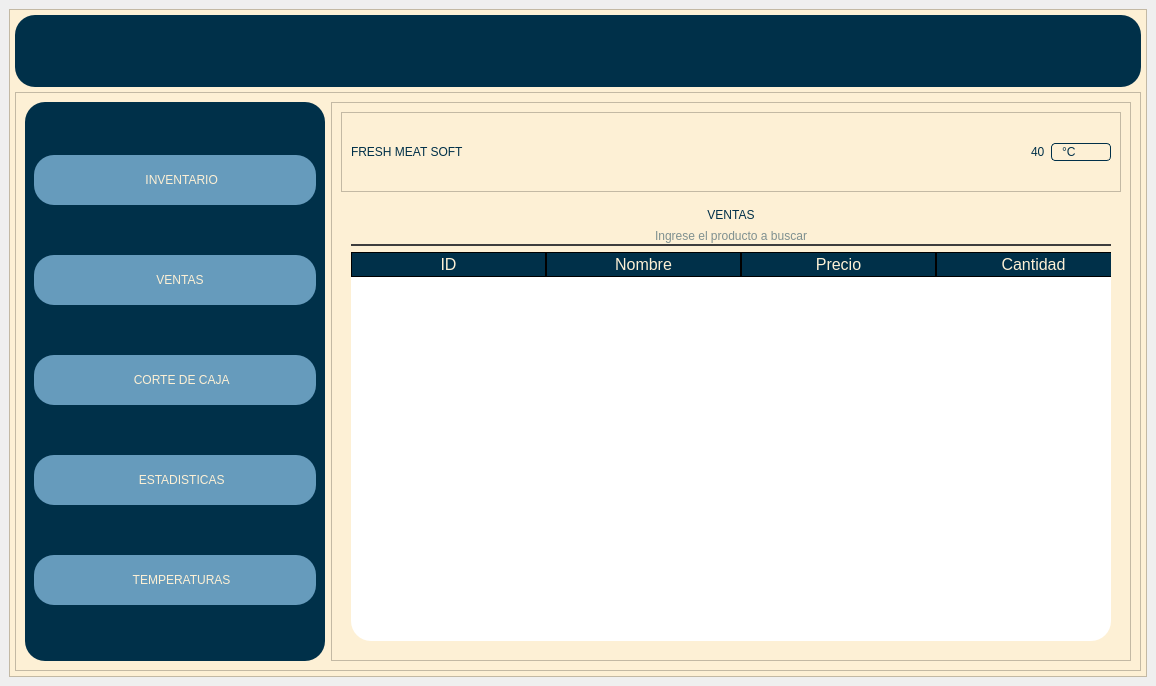
The window that carniceria.ui (CarlosEOrt/freshMeatSoft) describes before a commit, drawn with Qt 5.
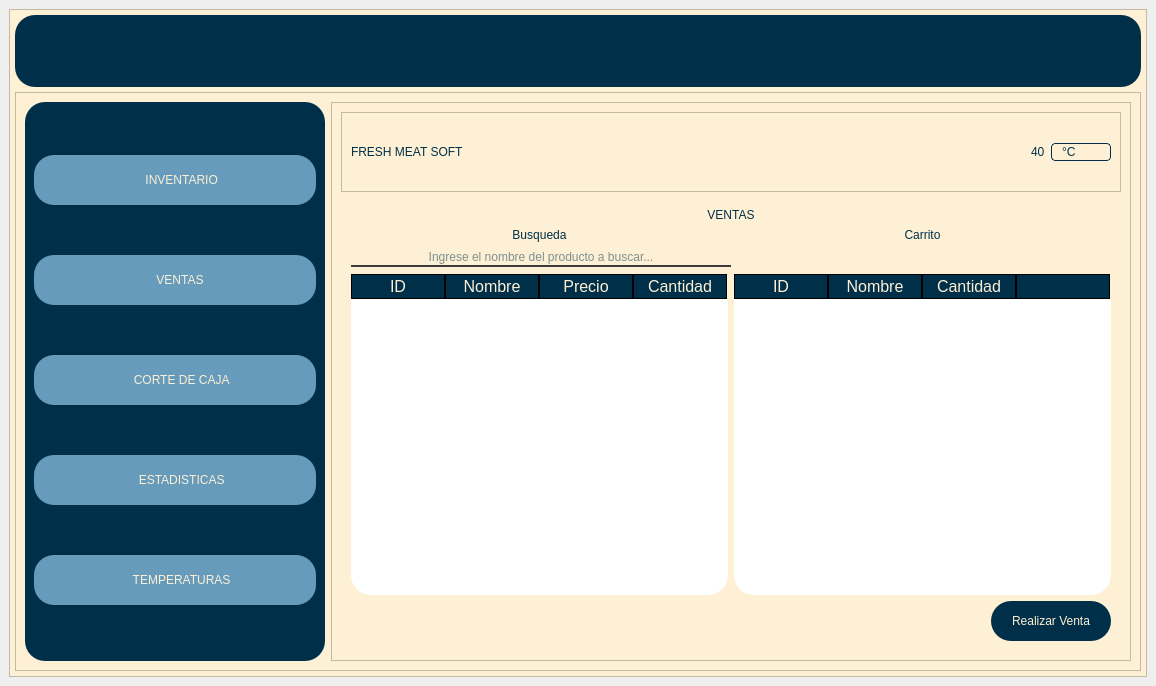
The same window after the commit. The open tabs and pages were chosen to show the change. Icons and pictures are not drawn.

Commit message: Page Ventas con tabla carrito

Diff of the .ui file:
```diff
--- a/carniceria.ui
+++ b/carniceria.ui
@@ -2555,15 +2555,58 @@
                      </widget>
                     </item>
                     <item>
+                     <layout class="QHBoxLayout" name="horizontalLayout_26">
+                      <item>
+                       <widget class="QLabel" name="label_12">
+                        <property name="text">
+                         <string>Busqueda</string>
+                        </property>
+                        <property name="alignment">
+                         <set>Qt::AlignCenter</set>
+                        </property>
+                       </widget>
+                      </item>
+                      <item>
+                       <widget class="QLabel" name="label_13">
+                        <property name="text">
+                         <string>Carrito</string>
+                        </property>
+                        <property name="alignment">
+                         <set>Qt::AlignCenter</set>
+                        </property>
+                       </widget>
+                      </item>
+                     </layout>
+                    </item>
+                    <item>
+                     <layout class="QHBoxLayout" name="horizontalLayout_24">
+                      <item>
                      <widget class="QLineEdit" name="lineEdit_busqueda_ventas">
                       <property name="alignment">
                        <set>Qt::AlignCenter</set>
                       </property>
                       <property name="placeholderText">
-                       <string>Ingrese el producto a buscar</string>
+                         <string>Ingrese el nombre del producto a buscar...</string>
                       </property>
                      </widget>
                     </item>
+                      <item>
+                       <spacer name="horizontalSpacer_25">
+                        <property name="orientation">
+                         <enum>Qt::Horizontal</enum>
+                        </property>
+                        <property name="sizeHint" stdset="0">
+                         <size>
+                          <width>40</width>
+                          <height>20</height>
+                         </size>
+                        </property>
+                       </spacer>
+                      </item>
+                     </layout>
+                    </item>
+                    <item>
+                     <layout class="QHBoxLayout" name="horizontalLayout_23">
                     <item>
                      <widget class="QTableWidget" name="tabla_ventas">
                       <property name="horizontalScrollBarPolicy">
@@ -2576,7 +2619,7 @@
                        <bool>true</bool>
                       </property>
                       <attribute name="horizontalHeaderDefaultSectionSize">
-                       <number>195</number>
+                         <number>94</number>
                       </attribute>
                       <attribute name="verticalHeaderVisible">
                        <bool>false</bool>
@@ -2602,6 +2645,65 @@
                        </property>
                       </column>
                      </widget>
+                      </item>
+                      <item>
+                       <widget class="QTableWidget" name="tabla_carrito">
+                        <attribute name="horizontalHeaderDefaultSectionSize">
+                         <number>94</number>
+                        </attribute>
+                        <column>
+                         <property name="text">
+                          <string>ID</string>
+                         </property>
+                        </column>
+                        <column>
+                         <property name="text">
+                          <string>Nombre</string>
+                         </property>
+                        </column>
+                        <column>
+                         <property name="text">
+                          <string>Cantidad</string>
+                         </property>
+                        </column>
+                        <column>
+                         <property name="text">
+                          <string/>
+                         </property>
+                        </column>
+                       </widget>
+                      </item>
+                     </layout>
+                    </item>
+                    <item>
+                     <layout class="QHBoxLayout" name="horizontalLayout_27">
+                      <item>
+                       <spacer name="horizontalSpacer_26">
+                        <property name="orientation">
+                         <enum>Qt::Horizontal</enum>
+                        </property>
+                        <property name="sizeHint" stdset="0">
+                         <size>
+                          <width>40</width>
+                          <height>20</height>
+                         </size>
+                        </property>
+                       </spacer>
+                      </item>
+                      <item>
+                       <widget class="QPushButton" name="btn_realizar_venta">
+                        <property name="minimumSize">
+                         <size>
+                          <width>120</width>
+                          <height>40</height>
+                         </size>
+                        </property>
+                        <property name="text">
+                         <string>Realizar Venta</string>
+                        </property>
+                       </widget>
+                      </item>
+                     </layout>
                     </item>
                    </layout>
                   </widget>
```
Left out of the diff: 12 changed lines with no effect on the pictures. Lines whose indentation alone changed are shown as unchanged. The commit also changes 5 other files.
